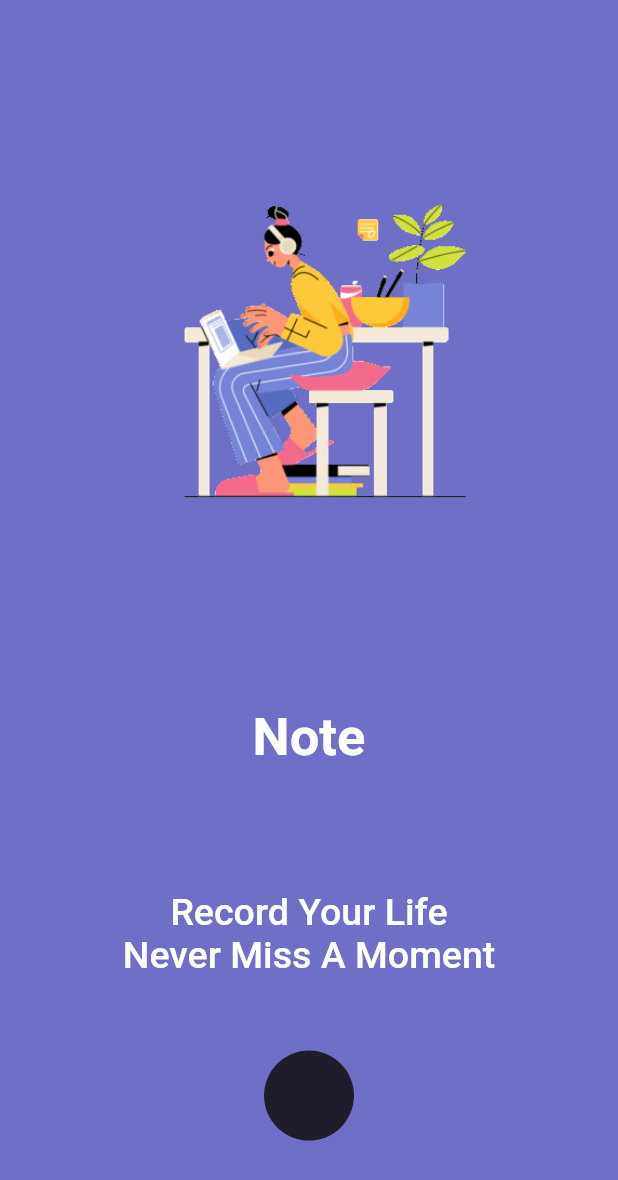
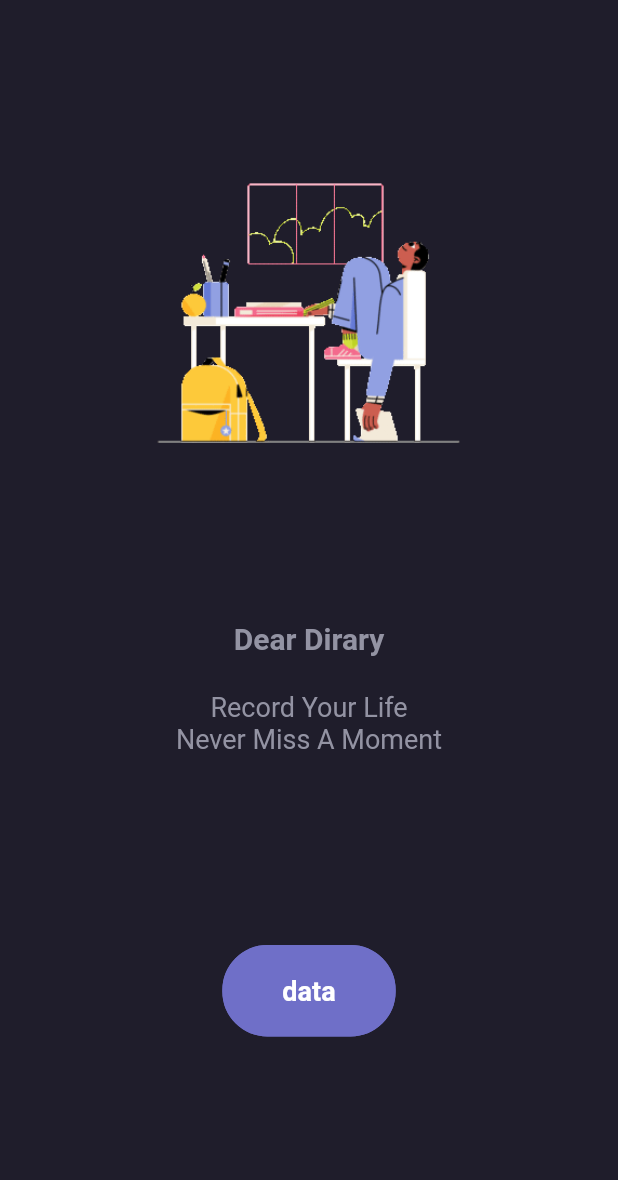
Before and after one commit to Abdelrahman-Ghazaly/life_note, a Flutter app: the screen it shows after launch, swiped to page 3, on a phone screen of 412 x 824 dp. Shown: the top 1180 px of the screen. Run offline on Flutter 3.47's test engine with Material 2 defaults, Android fonts, the phone set to English and light mode, and no system bars; drawn by our look-alikes of concentric_transition, introduction_screen; our stand-ins replace curved_navigation_bar, google_fonts, image_picker.

Commit message:
life_note

```diff
--- a/lib/main.dart
+++ b/lib/main.dart
@@ -15,10 +15,7 @@ class MyApp extends StatelessWidget {
     return MaterialApp(
         title: 'Flutter Demo',
         theme: getDarkThemeData(),
-        home: const OnboardingScreen(
-          bigText: 'big',
-          smallText: 'small',
-        ));
+        home: const OnboardingScreen());
   }
 }
 
--- a/lib/ui/screens/onboarding_screen/onboarding_screen.dart
+++ b/lib/ui/screens/onboarding_screen/onboarding_screen.dart
@@ -1,17 +1,14 @@
-import 'package:concentric_transition/page_view.dart';
 import 'package:flutter/material.dart';
-import 'package:life_note/common/widgets/bottom_bar.dart';
+import 'package:introduction_screen/introduction_screen.dart';
 import 'package:life_note/constants/theme/app_colors/app_color.dart';
 import 'package:life_note/ui/screens/onboarding_screen/intro_screen.dart';
 import 'package:life_note/ui/screens/splash_screen/splash_screen.dart';
 import 'package:life_note/utilities/utilities.dart';
 
 class OnboardingScreen extends StatefulWidget {
-  const OnboardingScreen(
-      {Key? key, required this.bigText, required this.smallText})
-      : super(key: key);
-  final String bigText;
-  final String smallText;
+  const OnboardingScreen({
+    Key? key,
+  }) : super(key: key);
 
   @override
   State<OnboardingScreen> createState() => _OnboardingScreenState();
@@ -20,41 +17,74 @@ class OnboardingScreen extends StatefulWidget {
 class _OnboardingScreenState extends State<OnboardingScreen> {
   @override
   Widget build(BuildContext context) {
-    List<Widget> pages = [
-      const IntroScreen(
-        bigText: 'Life Note',
-        smallText: 'Record Your Life\nNever Miss A Moment',
-        imageUrl: r'assets/images/laptop_girl_1.gif',
+    List<PageViewModel> pages = [
+      PageViewModel(
+        title: 'Life Note',
+        body: 'Record Your Life\nNever Miss A Moment',
+        image: Container(
+          height: Utilities.screenHeight * 0.35,
+          width: Utilities.screenWidth * 0.7,
+          decoration: const BoxDecoration(
+            image: DecorationImage(
+              image: AssetImage(r'assets/images/laptop_girl_1.gif'),
+            ),
+          ),
+        ),
       ),
-      const IntroScreen(
-        bigText: 'Dear Dirary',
-        smallText: 'Record Your Life\nNever Miss A Moment',
-        imageUrl: r'assets/images/boy_studying.gif',
+      PageViewModel(
+        title: 'Note',
+        body: 'Record Your Life\nNever Miss A Moment',
+        image: Container(
+          height: Utilities.screenHeight * 0.35,
+          width: Utilities.screenWidth * 0.7,
+          decoration: const BoxDecoration(
+            image: DecorationImage(
+              image: AssetImage(r'assets/images/laptop_girl_2.gif'),
+            ),
+          ),
+        ),
       ),
-      const IntroScreen(
-        bigText: 'Note',
-        smallText: 'Record Your Life\nNever Miss A Moment',
-        imageUrl: r'assets/images/laptop_girl_2.gif',
+      PageViewModel(
+        title: 'Dear Dirary',
+        body: 'Record Your Life\nNever Miss A Moment',
+        image: Container(
+          height: Utilities.screenHeight * 0.35,
+          width: Utilities.screenWidth * 0.7,
+          decoration: const BoxDecoration(
+            image: DecorationImage(
+              image: AssetImage(r'assets/images/boy_studying.gif'),
+            ),
+          ),
+        ),
+        footer: Padding(
+          padding: EdgeInsets.only(top: Utilities.screenHeight * 0.125),
+          child: TextButton(
+            onPressed: () {
+              Utilities().navigatTo(
+                context: context,
+                screen: SplashScreen(),
+              );
+            },
+            child: Text('data'),
+          ),
+        ),
       ),
-      const SplashScreen(),
     ];
 
     return SafeArea(
       child: Scaffold(
-        body: ConcentricPageView(
-          radius: 30,
-          verticalPosition: 0.85,
-          colors: const [
-            AppColorDark.buttonColor,
-            AppColorDark.backgroundColor,
-          ],
-          itemCount: 4,
-          itemBuilder: (int index) => index == 3
-              ? Utilities().navigatTo(
-                  context: context,
-                  screen: const BottomBar(),
-                )
-              : pages[index],
+        body: IntroductionScreen(
+          pages: pages,
+          showNextButton: true,
+          next: const Icon(
+            Icons.arrow_forward_ios,
+            size: 20,
+          ),
+          nextStyle: const ButtonStyle(
+            backgroundColor: MaterialStatePropertyAll(Colors.transparent),
+          ),
+          showDoneButton: false,
+          isProgress: false,
         ),
       ),
     );
--- a/pubspec.yaml
+++ b/pubspec.yaml
@@ -17,6 +17,7 @@ dependencies:
   concentric_transition: ^1.0.3
   curved_navigation_bar: ^1.0.3
   font_awesome: ^5.10.1
+  introduction_screen: ^3.0.2
 
 dev_dependencies:
   flutter_test:
```
Also changed, not shown: pubspec.lock.
